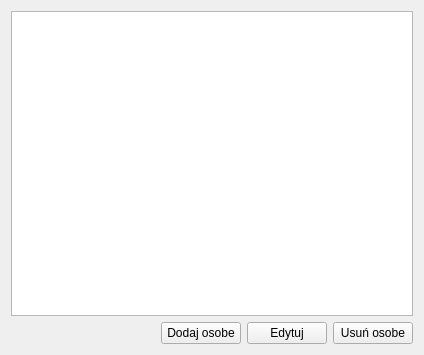
Qt form contractapp/Widget/PersonWidget.ui (ppitu/ContractApp) before a commit.
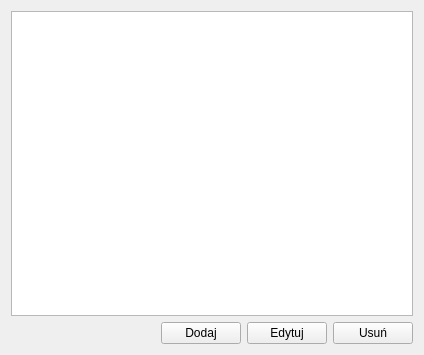
The same form after that commit.

```diff
--- a/contractapp/Widget/PersonWidget.ui
+++ b/contractapp/Widget/PersonWidget.ui
@@ -35,7 +35,7 @@
      <item>
       <widget class="QPushButton" name="createPerson">
        <property name="text">
-        <string>Dodaj osobe</string>
+        <string>Dodaj</string>
        </property>
       </widget>
      </item>
@@ -49,7 +49,7 @@
      <item>
       <widget class="QPushButton" name="removePerson">
        <property name="text">
-        <string>Usuń osobe</string>
+        <string>Usuń</string>
        </property>
       </widget>
      </item>
```
